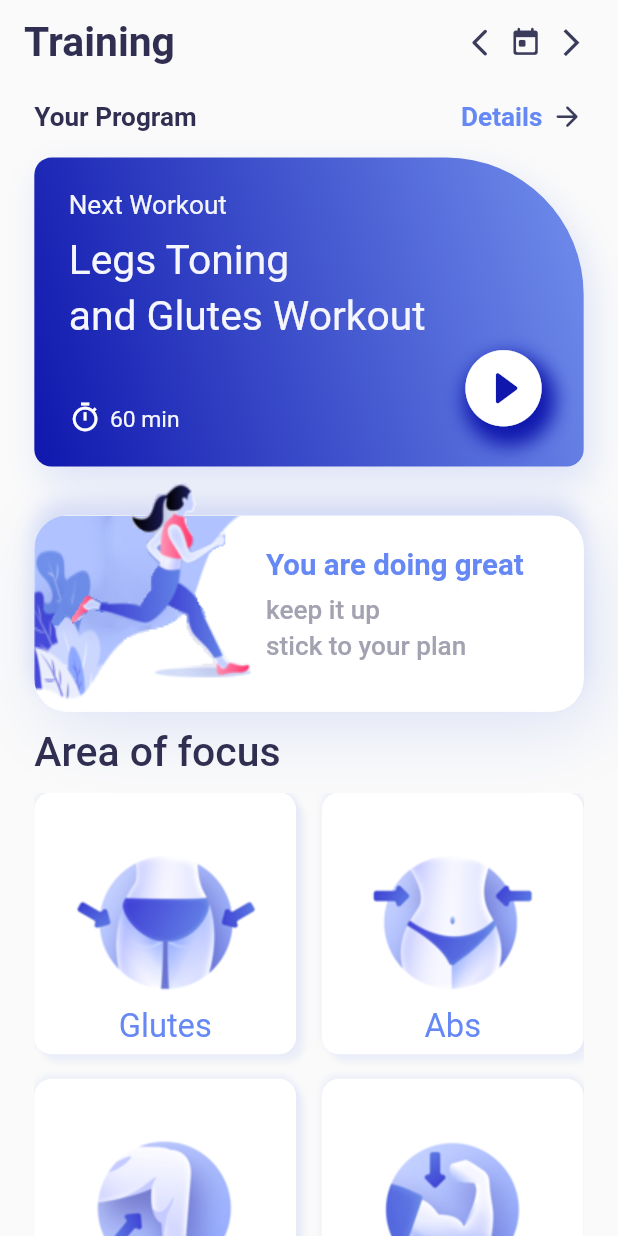
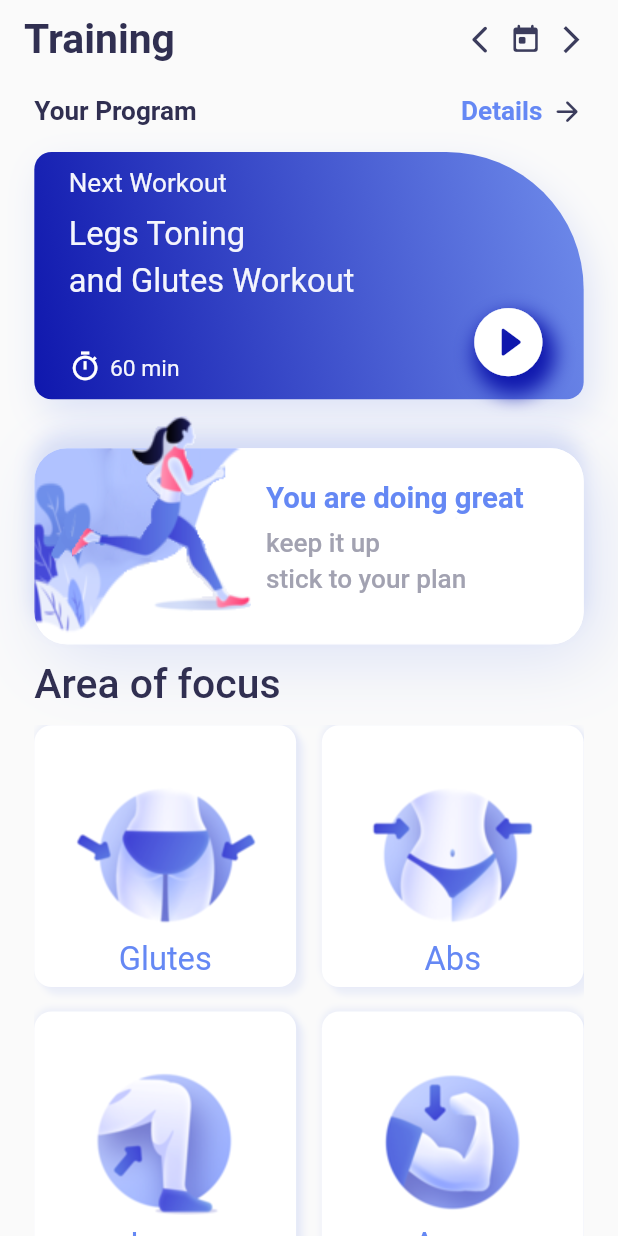
Before and after one commit to erkripa/Trainnig-App, a Flutter app: the screen it shows after launch, on a phone screen of 412 x 824 dp. Run offline on Flutter 3.47's test engine with Material 2 defaults, Android fonts, the phone set to English and light mode, and no system bars; our stand-ins replace cloud_firestore, firebase_core, get, video_player; accounts and stored records are empty.

Commit message:
some bugs are fixed

```diff
--- a/lib/main.dart
+++ b/lib/main.dart
@@ -2,6 +2,7 @@ import 'package:firebase_core/firebase_core.dart';
 import 'package:flutter/material.dart';
 import 'package:get/get.dart';
 import 'package:training/controllers/detail_page_controller.dart';
+import 'package:training/controllers/home_page_controller.dart';
 import 'package:training/routes/app_route.dart';
 
 import 'package:training/helper/dependencies.dart' as dep;
@@ -10,12 +11,16 @@ Future<void> main() async {
   WidgetsFlutterBinding.ensureInitialized();
   await Firebase.initializeApp();
   await dep.init();
+
   runApp(MyApp());
 }
 
 class MyApp extends StatelessWidget {
   @override
   Widget build(BuildContext context) {
+    Get.find<DetailPageController>().getVideoListFromFirebase();
+
+    return GetBuilder<HomePageController>(builder: (_) {
       return GetBuilder<DetailPageController>(builder: (_) {
         return GetMaterialApp(
           title: 'Traning App',
@@ -27,5 +32,6 @@ class MyApp extends StatelessWidget {
           getPages: AppRoute.routes,
         );
       });
+    });
   }
 }
--- a/lib/pages/details/components/methods.dart
+++ b/lib/pages/details/components/methods.dart
@@ -84,7 +84,7 @@ AppBar detailAppBar() {
       onPressed: () {
         // Get.find<DetailPageController>().setPlayArea = false;
         // Get.find<DetailPageController>().videPlayController?.dispose();
-        Get.back();
+        Get.back(canPop: true);
       },
       icon: Icons.arrow_back_ios,
       iconColor: AppColor.secondPageTopIconColor,
--- a/lib/pages/home/components/appbar.dart
+++ b/lib/pages/home/components/appbar.dart
@@ -12,11 +12,13 @@ AppBar appBar() {
       fontSize: D.f25,
       isFontWeight: true,
     ),
+    elevation: 0,
+    toolbarHeight: D.h20 * 2.4,
     backgroundColor: Colors.transparent,
     systemOverlayStyle: SystemUiOverlayStyle(
+      statusBarColor: Colors.transparent,
       statusBarIconBrightness: Brightness.dark,
     ),
-    elevation: 0,
     actions: [
       AppIcon(icon: Icons.arrow_back_ios_new_rounded, padding: D.p8),
       AppIcon(icon: Icons.today_rounded),
--- a/lib/pages/home/components/main_card_widget.dart
+++ b/lib/pages/home/components/main_card_widget.dart
@@ -14,10 +14,10 @@ class MainCardWidget extends StatelessWidget {
   @override
   Widget build(BuildContext context) {
     return Container(
-      height: D.sHeight / 4,
+      height: D.sHeight / 5,
       width: double.maxFinite,
       padding:
-          EdgeInsets.only(top: D.p20, left: D.w20, right: D.w20, bottom: D.p20),
+          EdgeInsets.only(top: D.p10, left: D.w20, right: D.w20, bottom: D.p10),
       margin: EdgeInsets.only(top: D.h15),
       decoration: BoxDecoration(
         gradient: LinearGradient(
@@ -53,16 +53,16 @@ class MainCardWidget extends StatelessWidget {
           BigText(
             text: 'Legs Toning',
             textColor: AppColor.homePageContainerTextSmall,
-            fontSize: D.f25,
+            fontSize: D.f20,
           ),
           SizedBox(height: D.h5),
           BigText(
               text: 'and Glutes Workout',
               textColor: AppColor.homePageContainerTextSmall,
-            fontSize: D.f25,
-          ),
+              fontSize: D.f20),
           Spacer(),
-          Row(
+          Container(
+            child: Row(
               mainAxisAlignment: MainAxisAlignment.spaceBetween,
               crossAxisAlignment: CrossAxisAlignment.end,
               children: [
@@ -92,10 +92,11 @@ class MainCardWidget extends StatelessWidget {
                   child: AppIcon(
                     icon: Icons.play_circle_fill_rounded,
                     iconColor: Colors.white,
-                  iconSize: D.f20 * 2.8,
+                    iconSize: D.f20 * 2.5,
                   ),
                 ),
               ],
+            ),
           ),
         ],
       ),
--- a/lib/pages/home/home_page.dart
+++ b/lib/pages/home/home_page.dart
@@ -18,7 +18,6 @@ class HomePage extends StatelessWidget {
   @override
   Widget build(BuildContext context) {
     Get.find<HomePageController>().getInfoList();
-    Get.find<DetailPageController>().getVideoListFromFirebase();
 
     return Scaffold(
       appBar: appBar(),
@@ -93,5 +92,8 @@ class HomePage extends StatelessWidget {
         ),
       ),
     );
+
   }
+
+
 }
```
Also changed, not shown: lib/controllers/detail_page_controller.dart (+15 -47 lines), lib/pages/details/datail_page.dart (+7 -0 lines). Lines whose indentation alone changed are shown as unchanged.
